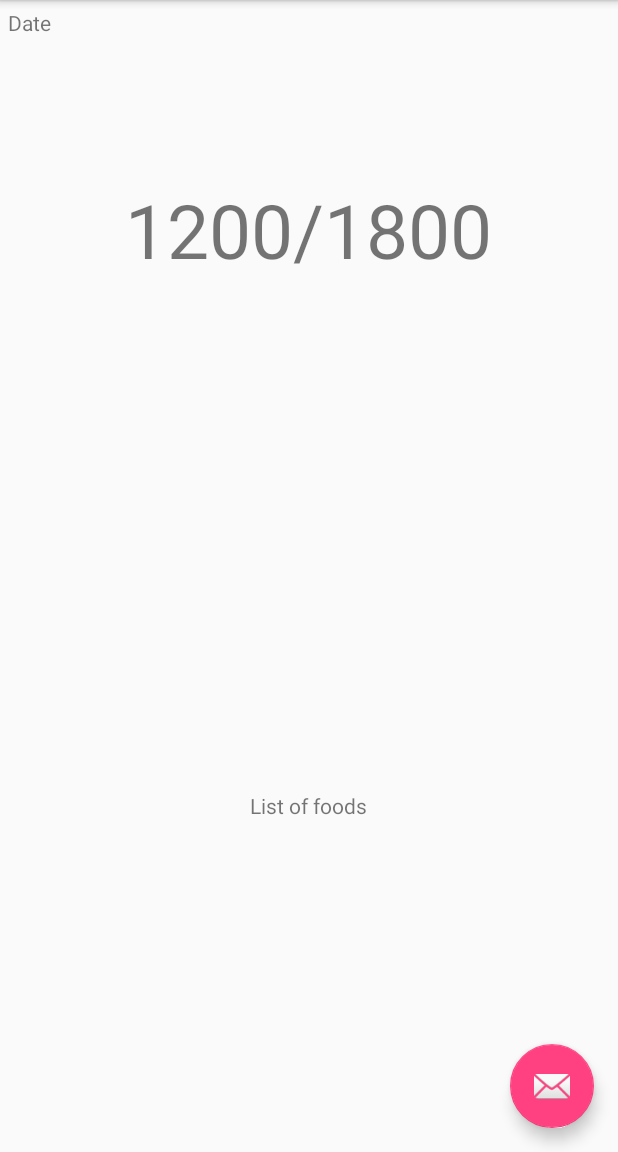
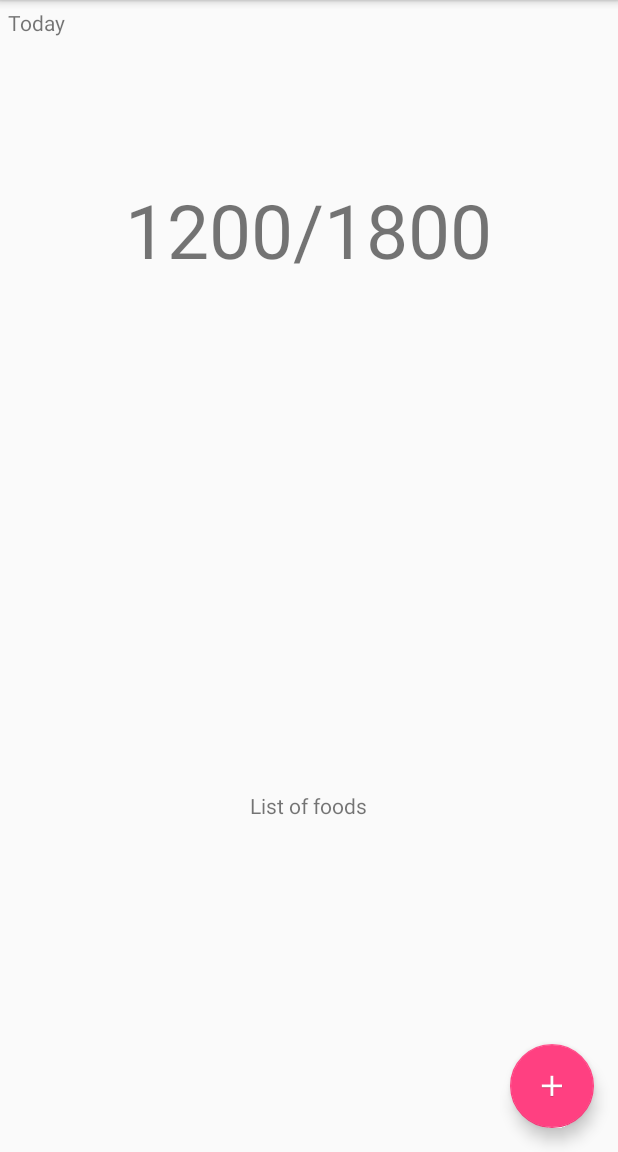
Before and after one commit to vtimea/Kcalculator, an Android app: the screen it shows after launch (HomeActivity), on a phone screen of 412 x 824 dp, the part 84-1236 px from its top. Run offline under Robolectric (Android 15) with nearby library versions, the phone set to English and light mode, and no system bars; libraries missing offline, so code that uses them is left out: org.greenrobot.greendao; 4 statements that could not run were skipped.

Commit message:
changing home activity's fab's img

```diff
--- a/app/src/main/res/layout/activity_main.xml
+++ b/app/src/main/res/layout/activity_main.xml
@@ -28,6 +28,6 @@
         android:layout_height="wrap_content"
         android:layout_gravity="bottom|end"
         android:layout_margin="@dimen/fab_margin"
-        app:srcCompat="@android:drawable/ic_dialog_email" />
+        app:srcCompat="@mipmap/ic_add" />
 
 </android.support.design.widget.CoordinatorLayout>
--- a/app/src/main/res/layout/content_main.xml
+++ b/app/src/main/res/layout/content_main.xml
@@ -28,7 +28,7 @@
                 android:layout_alignParentLeft="true"
                 android:layout_alignParentStart="true"
                 android:layout_alignParentTop="true"
-                android:text="Date" />
+                android:text="Today"/>
 
             <TextView
                 android:id="@+id/tvCalories"
```
